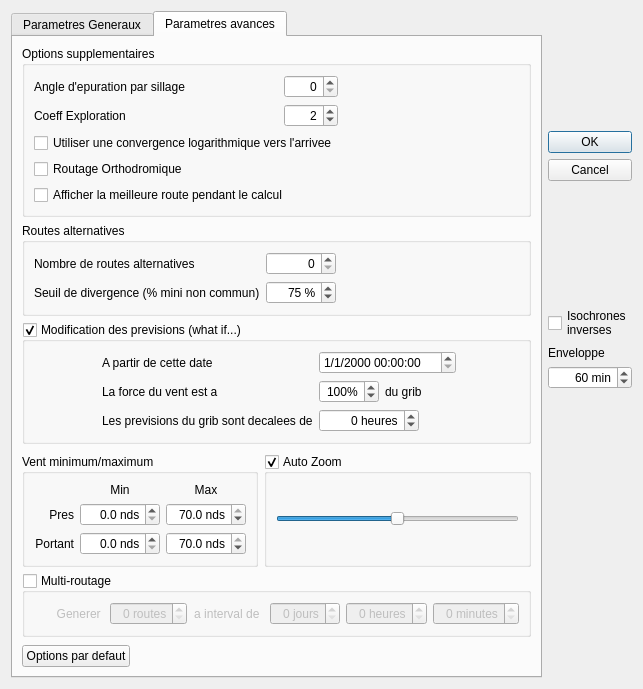
Before: the Qt Designer form src/Ui/Routage_Editor.ui in nohal/qtVlm, drawn with Qt 5.
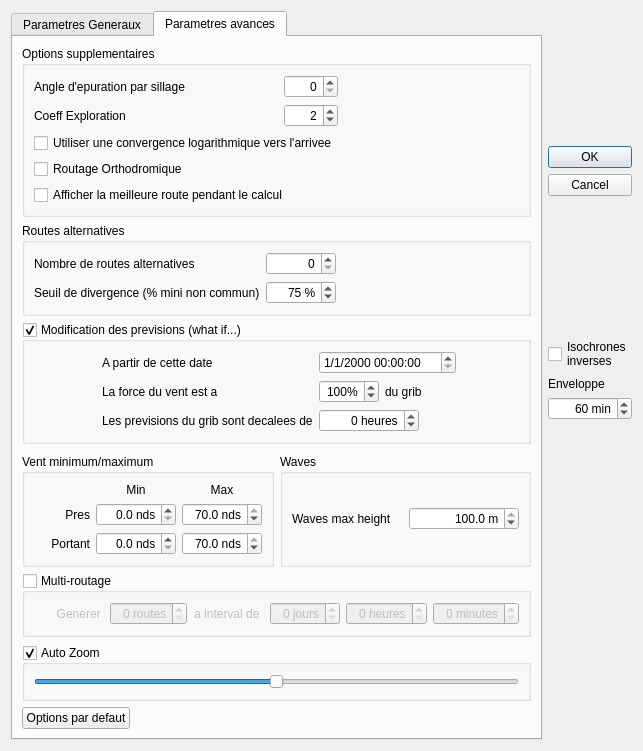
After: the same form once the commit is applied. The open tabs and pages were chosen to show the change.

Diff of the .ui file:
```diff
--- a/src/Ui/Routage_Editor.ui
+++ b/src/Ui/Routage_Editor.ui
@@ -1025,40 +1025,37 @@
           </widget>
          </item>
          <item>
-          <widget class="QGroupBox" name="autoZoom">
+          <widget class="QGroupBox" name="groupBox_3">
            <property name="title">
-            <string>Auto Zoom</string>
+            <string>Waves</string>
            </property>
-           <property name="checkable">
-            <bool>true</bool>
-           </property>
-           <layout class="QVBoxLayout" name="verticalLayout_11">
+           <layout class="QHBoxLayout" name="horizontalLayout_8">
             <item>
-             <widget class="QSlider" name="zoomLevel">
-              <property name="toolTip">
-               <string>Réglage du niveau de zoom (plus à droite = plus serré).
-La différence est surtout sensible lors d'un routage en diagonale.</string>
+             <widget class="QLabel" name="label_20">
+              <property name="text">
+               <string>Waves max height</string>
               </property>
-              <property name="minimum">
+             </widget>
+            </item>
+            <item>
+             <widget class="QDoubleSpinBox" name="maxWaveHeight">
+              <property name="alignment">
+               <set>Qt::AlignRight|Qt::AlignTrailing|Qt::AlignVCenter</set>
+              </property>
+              <property name="suffix">
+               <string> m</string>
+              </property>
+              <property name="decimals">
                <number>1</number>
               </property>
               <property name="maximum">
-               <number>3</number>
+               <double>100.000000000000000</double>
               </property>
-              <property name="pageStep">
-               <number>1</number>
+              <property name="singleStep">
+               <double>1.000000000000000</double>
               </property>
-              <property name="sliderPosition">
-               <number>2</number>
-              </property>
-              <property name="orientation">
-               <enum>Qt::Horizontal</enum>
-              </property>
-              <property name="tickPosition">
-               <enum>QSlider::NoTicks</enum>
-              </property>
-              <property name="tickInterval">
-               <number>1</number>
+              <property name="value">
+               <double>100.000000000000000</double>
               </property>
              </widget>
             </item>
@@ -1182,6 +1179,47 @@
          </property>
         </spacer>
        </item>
+       <item>
+        <widget class="QGroupBox" name="autoZoom">
+         <property name="title">
+          <string>Auto Zoom</string>
+         </property>
+         <property name="checkable">
+          <bool>true</bool>
+         </property>
+         <layout class="QVBoxLayout" name="verticalLayout_11">
+          <item>
+           <widget class="QSlider" name="zoomLevel">
+            <property name="toolTip">
+             <string>Réglage du niveau de zoom (plus à droite = plus serré).
+La différence est surtout sensible lors d'un routage en diagonale.</string>
+            </property>
+            <property name="minimum">
+             <number>1</number>
+            </property>
+            <property name="maximum">
+             <number>3</number>
+            </property>
+            <property name="pageStep">
+             <number>1</number>
+            </property>
+            <property name="sliderPosition">
+             <number>2</number>
+            </property>
+            <property name="orientation">
+             <enum>Qt::Horizontal</enum>
+            </property>
+            <property name="tickPosition">
+             <enum>QSlider::NoTicks</enum>
+            </property>
+            <property name="tickInterval">
+             <number>1</number>
+            </property>
+           </widget>
+          </item>
+         </layout>
+        </widget>
+       </item>
        <item>
         <layout class="QHBoxLayout" name="horizontalLayout_7">
          <item>
```
Left out of the diff: 5 changed lines with no effect on the pictures.
